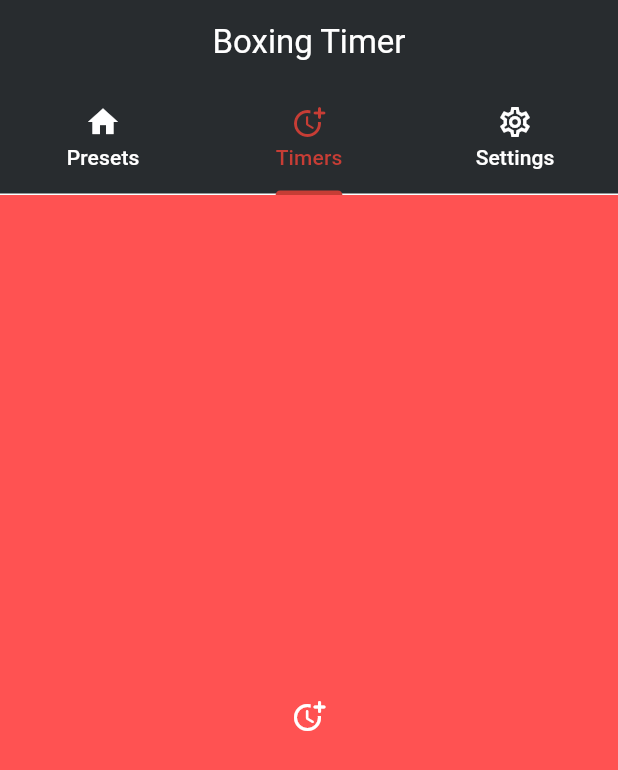
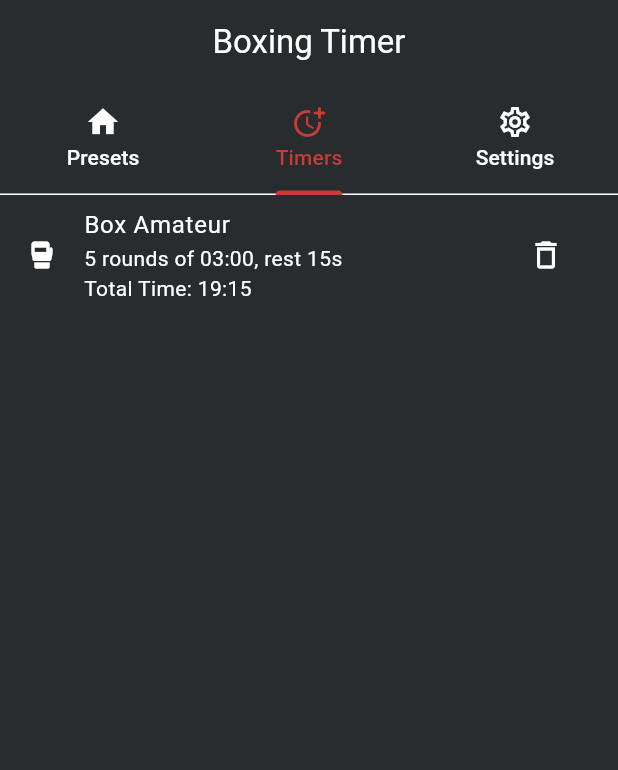
Before and after one commit to ISCIrvingDev/flutter-boxing-timer, a Flutter app: the screen it shows after launch, tab 2 chosen, on a phone screen of 412 x 824 dp. Shown: the top 770 px of the screen. Run offline on Flutter 3.47's test engine with Material 3 defaults, Android fonts, the phone set to English and light mode, and no system bars; our stand-ins replace audioplayers, shared_preferences.

Commit message:
TimersTab: Maquetacion - Parte 1

```diff
--- a/lib/pages/home/home.page.dart
+++ b/lib/pages/home/home.page.dart
@@ -2,6 +2,7 @@ import 'package:flutter/material.dart';
 
 // * Tabs
 import 'tabs/current_timer/current_timer.tab.dart';
+import 'package:flutter_boxing_timer/pages/home/timers/timers.tab.dart';
 
 class HomePage extends StatefulWidget {
   const HomePage({super.key, required this.title});
@@ -31,10 +32,7 @@ class _HomePageState extends State<HomePage> {
         child: TabBarView(
           children: [
             CurrentTimerTab(),
-            Container(
-              color: Colors.redAccent,
-              child: const Icon(Icons.more_time_rounded),
-            ),
+            TimersTab(),
             Container(
               color: Colors.orangeAccent,
               child: const Icon(Icons.settings_outlined),
--- /dev/null
+++ b/lib/pages/home/timers/timers.tab.dart
@@ -0,0 +1,96 @@
+import 'package:flutter/material.dart';
+
+// * DTOs
+import 'package:flutter_boxing_timer/shared/services/timer/dtos/timer.dto.dart';
+
+// * Widgets
+import 'widgets/create_edit_timer.widget.dart';
+
+class TimersTab extends StatefulWidget {
+  const TimersTab({super.key});
+
+  @override
+  State<TimersTab> createState() => _TimersTabState();
+}
+
+class _TimersTabState extends State<TimersTab> {
+  final List<TimerDto> timers = [defaultTimerDto];
+
+  @override
+  Widget build(BuildContext context) {
+    return timers.isEmpty
+        ? Center(child: Text('There are no timers yet!'))
+        : ListView.builder(
+          itemCount: timers.length,
+          itemBuilder: (BuildContext context, int index) {
+            return Dismissible(
+              key: UniqueKey(),
+
+              // Especifica que solamente se va a poder deslizar de derecha a izquierda
+              direction: DismissDirection.endToStart,
+
+              // Background cuando se desliza de izquierda a derecha
+              background: Container(
+                color: Color(0XFFfc2e36),
+                child: Row(
+                  children: [
+                    Padding(
+                      padding: const EdgeInsets.all(8),
+                      child: Icon(Icons.delete),
+                    ),
+                  ],
+                ),
+              ),
+
+              onDismissed: (direction) {
+                setState(() {
+                  timers.removeAt(index);
+                });
+
+                // metodoParaActualizarLaInfo();
+              },
+
+              child: ListTile(
+                leading: Icon(Icons.sports_mma),
+                title: Text(timers[index].name),
+                subtitle: Text(
+                  '5 rounds of 03:00, rest 15s\nTotal Time: 19:15',
+                ),
+                // isThreeLine: true,
+                trailing: IconButton(
+                  icon: const Icon(Icons.delete_outlined),
+                  tooltip: 'Delete Timer',
+                  onPressed: () {},
+                ),
+
+                onTap: () {
+                  // showModalBottomSheet
+                  showDialog(
+                    context: context,
+                    builder: (context) {
+                      return Dialog(
+                        child: Padding(
+                          padding: MediaQuery.of(context).viewInsets,
+                          // padding: EdgeInsets.only(
+                          //   bottom: MediaQuery.of(context).viewInsets.bottom,
+                          // ),
+                          child: Container(
+                            padding: EdgeInsets.all(20),
+                            height:
+                                MediaQuery.of(context).size.height * (3 / 4),
+                            // child: SingleChildScrollView(
+                            //   child: CreateEditTimerWidget(),
+                            // ),
+                            child: CreateEditTimerWidget(),
+                          ),
+                        ),
+                      );
+                    },
+                  );
+                },
+              ),
+            );
+          },
+        );
+  }
+}
--- a/lib/shared/services/timer/dtos/timer.dto.dart
+++ b/lib/shared/services/timer/dtos/timer.dto.dart
@@ -1,6 +1,8 @@
 class TimerDto {
   final int id;
+  final String name;
   final int totalRounds;
+  final String getReadyTime;
   final String roundTime;
   final String roundNoticeTime;
   final String breakTime;
@@ -8,7 +10,9 @@ class TimerDto {
 
   TimerDto({
     required this.id,
+    required this.name,
     required this.totalRounds,
+    required this.getReadyTime,
     required this.roundTime,
     required this.roundNoticeTime,
     required this.breakTime,
@@ -19,7 +23,9 @@ class TimerDto {
   factory TimerDto.fromJson(Map<String, dynamic> json) {
     return TimerDto(
       id: json['id'] ?? defaultTimerDto.id,
+      name: json['name'] ?? defaultTimerDto.name,
       totalRounds: json['totalRounds'] ?? defaultTimerDto.totalRounds,
+      getReadyTime: json['getReadyTime'] ?? defaultTimerDto.getReadyTime,
       roundTime: json['roundTime'] ?? defaultTimerDto.roundTime,
       roundNoticeTime:
           json['roundNoticeTime'] ?? defaultTimerDto.roundNoticeTime,
@@ -33,7 +39,9 @@ class TimerDto {
   Map<String, dynamic> toJson() {
     return {
       'id': id,
+      'name': name,
       'totalRounds': totalRounds,
+      'getReadyTime': getReadyTime,
       'roundTime': roundTime,
       'roundNoticeTime': roundNoticeTime,
       'breakTime': breakTime,
@@ -44,9 +52,11 @@ class TimerDto {
 
 final defaultTimerDto = TimerDto(
   id: 0,
+  name: 'Box Amateur',
   totalRounds: 3,
+  getReadyTime: '15s',
   roundTime: '03:00',
-  roundNoticeTime: '15s',
+  roundNoticeTime: '10s',
   breakTime: '01:00',
   breakNoticeTime: '10s',
 );
```
Also changed, not shown: lib/pages/home/timers/widgets/create_edit_timer.widget.dart (added, +236 -0 lines), ref/next-steps.txt (+26 -14 lines).
